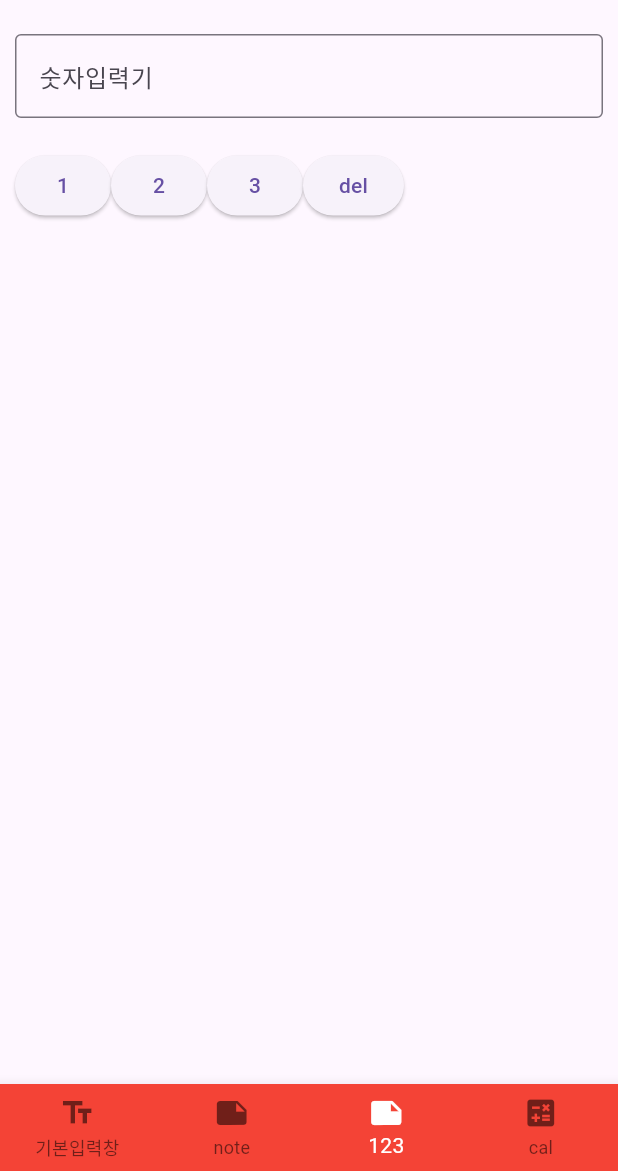
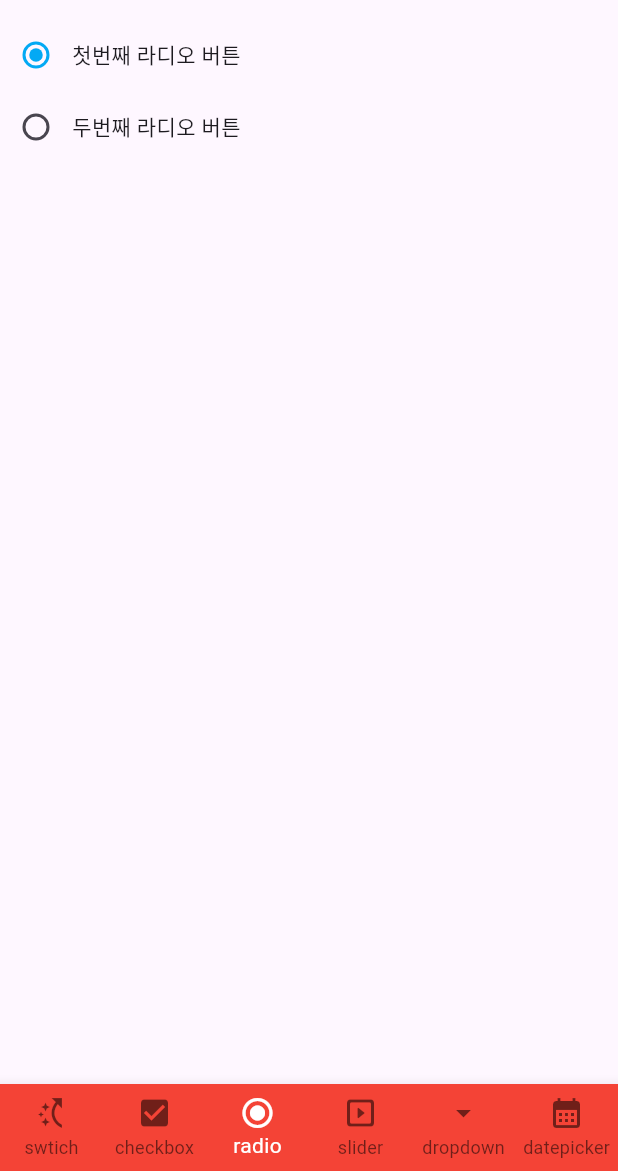
Before and after one commit to kga9002/counter_app, a Flutter app: the screen it shows after launch, item 3 of the bottom bar chosen, on a phone screen of 412 x 824 dp, the part 65-1236 px from its top. Run offline on Flutter 3.47's test engine with Material 3 defaults, Android fonts, the phone set to English and light mode, and no system bars.

Commit message:
[UPDATE] input

```diff
--- /dev/null
+++ b/lib/day12/input/radio.dart
@@ -0,0 +1,60 @@
+import 'package:flutter/material.dart';
+
+void main() {
+  return runApp(RadioWidget());
+}
+
+class RadioWidget extends StatefulWidget {
+  @override
+  State<RadioWidget> createState() => RadioWidgetState();
+}
+
+class RadioWidgetState extends State<RadioWidget> {
+  int selected = 1;
+
+  @override
+  Widget build(BuildContext context) {
+    return Scaffold(
+      body: Column(
+        children: [
+          Column(
+            children: [
+              Row(
+                children: [
+                  Radio(
+                    value: 1,
+                    groupValue: selected,
+                    activeColor: Colors.lightBlue,
+                    onChanged: (int? value) {
+                      setState(() {
+                        selected = value!;
+                      });
+                    },
+                  ),
+                  Text("첫번째 라디오 버튼"),
+                ],
+              ),
+
+              Row(
+                children: [
+                  Radio(
+                    value: 2,
+                    groupValue: selected,
+                    activeColor: Colors.lightBlue,
+                    onChanged: (int? value) {
+                      setState(() {
+                        selected = value!;
+                      });
+                    },
+                  ),
+                  Text("두번째 라디오 버튼"),
+                ],
+              ),
+            ],
+          ),
+          // Text(isChecked ? "hihi" : ""),
+        ],
+      ),
+    );
+  }
+}
--- a/lib/main.dart
+++ b/lib/main.dart
@@ -1,15 +1,11 @@
 import 'package:flutter/material.dart';
-import 'day9/study/book.dart';
-import 'day9/study/hello.dart';
-import "day9/study/star.dart";
-import 'day9/study/colorWidget.dart';
-import 'day11/textfield/normal.dart';
-import 'day11/textfield/number.dart';
-import 'day11/textfield/quiz.dart';
-import 'day11/textfield/password.dart';
-import 'day11/textfield/button-input.dart';
-import 'day11/textfield/calculator.dart';
-import 'day9/study/note.dart';
+
+import 'day12/input/checkbox.dart';
+import 'day12/input/datepicker.dart';
+import 'day12/input/dropdown.dart';
+import 'day12/input/radio.dart';
+import 'day12/input/slider.dart';
+import 'day12/input/switch.dart';
 
 void main() {
   runApp(MyApp());
@@ -45,16 +41,12 @@ class MyStatefulWidgetState extends State<StatefulWidget> {
   void initState() {
     super.initState();
     _widgetOptions = <Widget>[
-      // HomeWidget(),
-      // Colorwidget(onPressed: changeColor),
-      // HelloWidget(),
-      // StarWidget(),
-      NormalTextFieldWidget(),
-      // NumberTextFieldWidget(),
-      // QuizWidget(),
-      // PassWordTextFieldWidget(),
-      NoteTextFieldWidget(),
-      ButtonInputTextFieldWidget(), CalTextFieldWidget(),
+      SwtichWidget(),
+      CheckBoxWidget(),
+      RadioWidget(),
+      SliderWidget(),
+      DropdownWidget(),
+      DatePickerWidget(),
     ];
   }
 
@@ -94,38 +86,30 @@ class MyStatefulWidgetState extends State<StatefulWidget> {
         ),
         bottomNavigationBar: BottomNavigationBar(
           items: const <BottomNavigationBarItem>[
-            // BottomNavigationBarItem(
-            //   icon: Icon(Icons.home),
-            //   label: "Home",
-            // ),
-            // BottomNavigationBarItem(
-            //   icon: Icon(Icons.palette),
-            //   label: "Color",
-            // ),
-            // BottomNavigationBarItem(
-            //   icon: Icon(Icons.handshake),
-            //   label: "Hello",
-            // ),
-            // BottomNavigationBarItem(
-            //   icon: Icon(Icons.star),
-            //   label: "Star",
-            // ),
             BottomNavigationBarItem(
-              icon: Icon(Icons.text_fields),
-              label: "기본입력창",
+              icon: Icon(Icons.switch_access_shortcut),
+              label: "swtich",
             ),
-            // BottomNavigationBarItem(icon: Icon(Icons.numbers), label: "숫자입력창"),
-            // BottomNavigationBarItem(
-            //   icon: Icon(Icons.question_mark),
-            //   label: "quiz",
-            // ),
-            // BottomNavigationBarItem(
-            //   icon: Icon(Icons.security_update),
-            //   label: "pw",
-            // ),
-            BottomNavigationBarItem(icon: Icon(Icons.note), label: "note"),
-            BottomNavigationBarItem(icon: Icon(Icons.note), label: "123"),
-            BottomNavigationBarItem(icon: Icon(Icons.calculate), label: "cal"),
+            BottomNavigationBarItem(
+              icon: Icon(Icons.check_box),
+              label: "checkbox",
+            ),
+            BottomNavigationBarItem(
+              icon: Icon(Icons.radio_button_checked_outlined),
+              label: "radio",
+            ),
+            BottomNavigationBarItem(
+              icon: Icon(Icons.slideshow_rounded),
+              label: "slider",
+            ),
+            BottomNavigationBarItem(
+              icon: Icon(Icons.arrow_drop_down),
+              label: "dropdown",
+            ),
+            BottomNavigationBarItem(
+              icon: Icon(Icons.calendar_month),
+              label: "datepicker",
+            ),
           ],
           currentIndex: _selectedIndex,
           selectedItemColor: Colors.white,
```
Also changed, not shown: lib/day12/input/checkbox.dart (added, +38 -0 lines), lib/day12/input/datepicker.dart (added, +60 -0 lines), lib/day12/input/dropdown.dart (added, +37 -0 lines), lib/day12/input/slider.dart (added, +35 -0 lines), lib/day12/input/switch.dart (added, +32 -0 lines).
